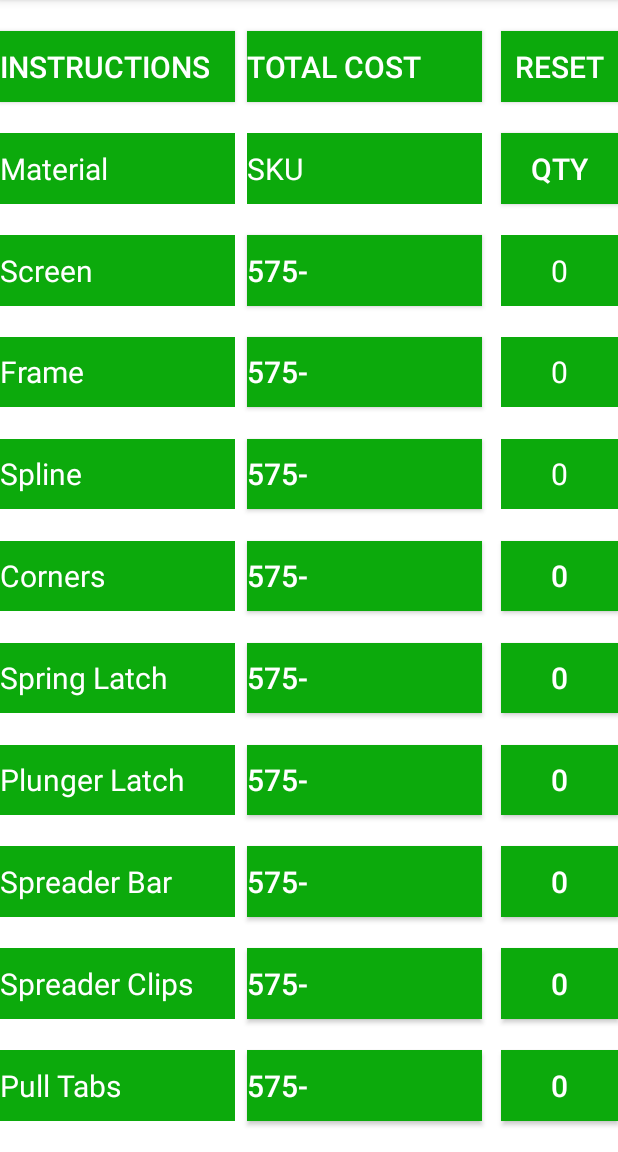
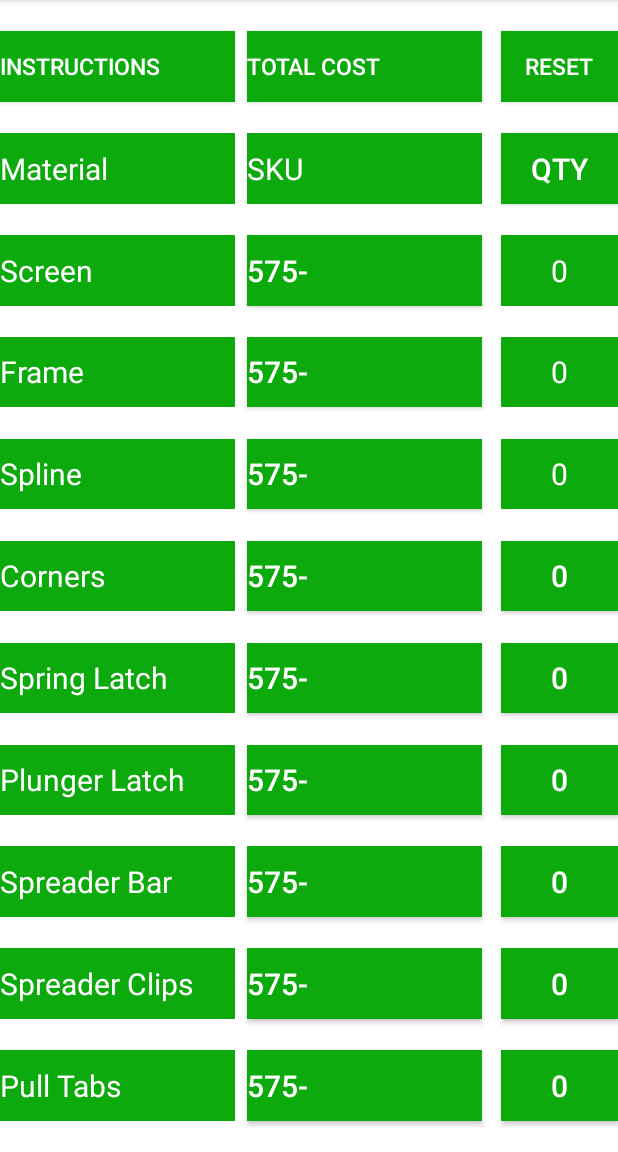
Before and after one commit to StringJoe/menards_screen_repair, an Android app: the screenMaterials screen opened directly, with no data from a screen before it, on a phone screen of 412 x 824 dp, the part 84-1236 px from its top. Run offline under Robolectric (Android 15) with nearby library versions, the phone set to English and light mode, and no system bars.

Commit message:
created rest of spline materials

```diff
--- a/app/src/main/AndroidManifest.xml
+++ b/app/src/main/AndroidManifest.xml
@@ -7,9 +7,9 @@
         android:allowBackup="true"
         android:dataExtractionRules="@xml/data_extraction_rules"
         android:fullBackupContent="@xml/backup_rules"
-        android:icon="@mipmap/ic_launcher"
+        android:icon="@drawable/menards"
         android:label="@string/app_name"
-        android:roundIcon="@mipmap/ic_launcher_round"
+        android:roundIcon="@drawable/menards"
         android:supportsRtl="true"
         android:theme="@style/Theme.MenardsScreenRepair"
         tools:targetApi="31">
--- a/app/src/main/java/com/joe/menardsscreenrepair/screenCost.java
+++ b/app/src/main/java/com/joe/menardsscreenrepair/screenCost.java
@@ -44,10 +44,9 @@ public class screenCost extends AppCompatActivity {
 
     public void getScreenCost()
     {
-
         Intent costIntent = getIntent();
         totalCost = costIntent.getDoubleExtra("totalCost", 0);
-        totalCostView.setText("Total Cost: "+myFormatter.format(totalCost));
+        totalCostView.setText("Total Cost: $"+myFormatter.format(totalCost));
     }
 
 }
--- a/app/src/main/res/layout/activity_screen_materials.xml
+++ b/app/src/main/res/layout/activity_screen_materials.xml
@@ -50,7 +50,7 @@
         android:gravity="center_vertical"
         android:text="Instructions"
         android:textColor="@color/white"
-        android:textSize="20sp"
+        android:textSize="15sp"
         app:layout_constraintBottom_toTopOf="@+id/textView"
         app:layout_constraintDimensionRatio="1:0.3"
         app:layout_constraintEnd_toEndOf="@id/guide1_2"
@@ -227,7 +227,7 @@
         android:gravity="center_vertical"
         android:text="Total Cost"
         android:textColor="@color/white"
-        android:textSize="20sp"
+        android:textSize="15sp"
         app:layout_constraintBottom_toTopOf="@+id/textView10"
         app:layout_constraintDimensionRatio="1:0.3"
         app:layout_constraintEnd_toEndOf="@id/guide2_1"
@@ -410,7 +410,7 @@
         android:gravity="center_vertical|center_horizontal"
         android:text="Reset"
         android:textColor="@color/white"
-        android:textSize="20sp"
+        android:textSize="15sp"
         app:layout_constraintBottom_toTopOf="@+id/appCompatButton"
         app:layout_constraintDimensionRatio="1:0.6"
         app:layout_constraintEnd_toEndOf="parent"
--- a/app/src/main/res/menu/spline_materials.xml
+++ b/app/src/main/res/menu/spline_materials.xml
@@ -12,4 +12,64 @@
     <item android:id="@+id/black4"
         android:title="Black 0.155"/>
 
+    <item android:id="@+id/black5"
+        android:title="Black 0.165"/>
+
+    <item android:id="@+id/black6"
+        android:title="Black 0.175"/>
+
+    <item android:id="@+id/black7"
+        android:title="Black 0.185"/>
+
+    <item android:id="@+id/black8"
+        android:title="Black 0.195"/>
+
+    <item android:id="@+id/black9"
+        android:title="Black 0.210"/>
+
+    <item android:id="@+id/black10"
+        android:title="Black 0.220"/>
+
+    <item android:id="@+id/black11"
+        android:title="Black 0.230"/>
+
+    <item android:id="@+id/black12"
+        android:title="Black 0.250"/>
+
+    <item android:id="@+id/gray1"
+        android:title="gray 0.120"/>
+
+    <item android:id="@+id/gray2"
+        android:title="gray 0.130"/>
+
+    <item android:id="@+id/gray3"
+        android:title="gray 0.140"/>
+
+    <item android:id="@+id/gray4"
+        android:title="gray 0.155"/>
+
+    <item android:id="@+id/gray5"
+        android:title="gray 0.165"/>
+
+    <item android:id="@+id/gray6"
+        android:title="gray 0.175"/>
+
+    <item android:id="@+id/gray7"
+        android:title="gray 0.185"/>
+
+    <item android:id="@+id/gray8"
+        android:title="gray 0.195"/>
+
+    <item android:id="@+id/gray9"
+        android:title="gray 0.210"/>
+
+    <item android:id="@+id/gray10"
+        android:title="gray 0.220"/>
+
+    <item android:id="@+id/gray11"
+        android:title="gray 0.230"/>
+
+    <item android:id="@+id/gray12"
+        android:title="gray 0.250"/>
+
 </menu>
```
Also changed, not shown: app/src/main/java/com/joe/menardsscreenrepair/screenMaterials.java (+100 -0 lines), app/src/main/res/layout/activity_screen_size.xml (+5 -5 lines), app/src/main/res/drawable/menards.jpg (added).
